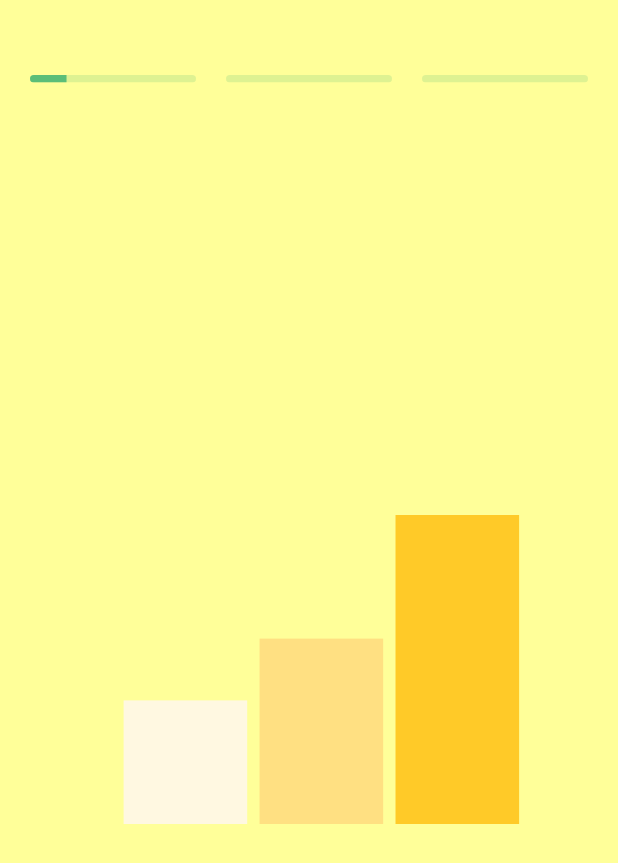
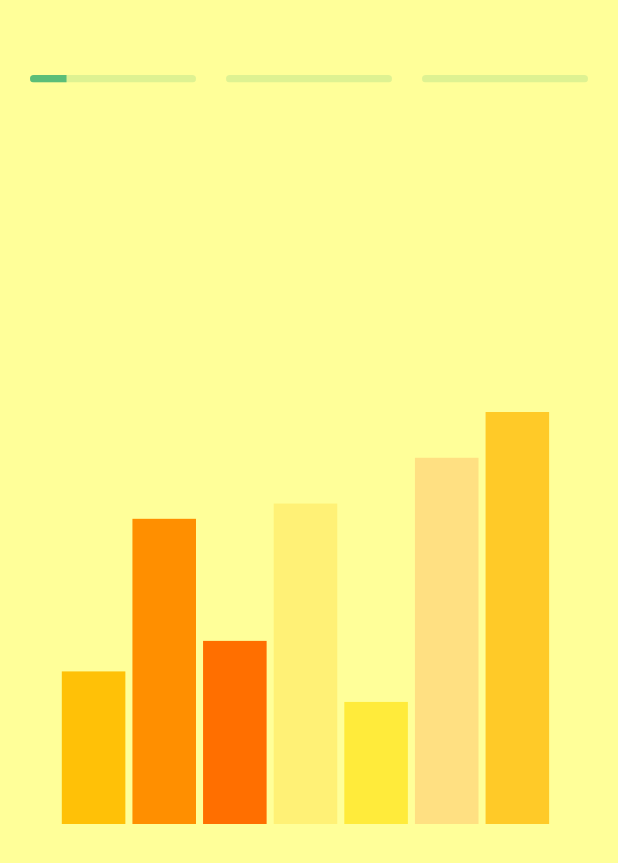
Before and after one commit to havkaweight/mobile, a Flutter app: the screen it shows after launch, after a tap on "Get Started", on a phone screen of 412 x 824 dp. Shown: the top 863 px of the screen. Run offline on Flutter 3.47's test engine with Material 2 defaults, Android fonts, the light colour scheme and no system bars; our stand-ins replace charts_flutter, dio, firebase_auth, firebase_core, flutter_secure_storage, font_awesome_flutter and 5 more; missing offline and left inert: dart:html, dio_http_cache, flutter_driver, flutter_reactive_ble, qr_code_scanner; accounts and stored records are empty; network calls fail.

Commit message:
Added draft of bar chart

```diff
--- a/lib/ui/screens/onboarding_screens.dart
+++ b/lib/ui/screens/onboarding_screens.dart
@@ -26,36 +26,21 @@ class _OnboardingScreen1State extends State<OnboardingScreen1> {
   void initState() {
     super.initState();
     data = [
-      DataItem(0.2, "Protein", Colors.amber[50]!),
-      DataItem(0.3, "Fat", Colors.amber[200]!),
-      DataItem(0.5, "Carbs", Colors.amber[400]!),
+      DataItem(100, "Monday", Colors.amber[500]!),
+      DataItem(200, "Tuesday", Colors.amber[800]!),
+      DataItem(120, "Wednesday", Colors.amber[900]!),
+      DataItem(210, "Thursday", Colors.yellow[300]!),
+      DataItem(80, "Friday", Colors.yellow[500]!),
+      DataItem(240, "Saturday", Colors.amber[200]!),
+      DataItem(270, "Sunday", Colors.amber[400]!),
     ];
     int n = 0;
     Timer.periodic(const Duration(seconds: 1), (timer) {
       if(n > 3) {
         timer.cancel();
-        return;
       }
-      const int milliseconds = 10;
-      final double firstRandom = Random().nextDouble();
-      final double secondRandom = (1 - firstRandom) * Random().nextDouble();
-      final double last = 1 - firstRandom - secondRandom;
-      Timer.periodic(const Duration(milliseconds: milliseconds), (timer) {
-        final double prevFirstRandom = data[0].value;
-        final double prevSecondRandom = data[1].value;
-        final double prevLast = data[2].value;
-        final double tempFirstRandom = (firstRandom - prevFirstRandom) * 1.0 / milliseconds;
-        final double tempSecondRandom = (secondRandom - prevSecondRandom) * 1.0 / milliseconds;
-        final double tempLast = (last - prevLast) * 1.0 / milliseconds;
-        if([firstRandom-prevFirstRandom, secondRandom-prevSecondRandom, last-prevLast].reduce(max) < 0.01) {
-          timer.cancel();
-          return;
-        }
-        setState(() {
-          data = [DataItem(prevFirstRandom + tempFirstRandom, "Protein", Colors.amber[50]!)];
-          data.add(DataItem(prevSecondRandom + tempSecondRandom, "Fat", Colors.amber[200]!));
-          data.add(DataItem(prevLast + tempLast, "Carbs", Colors.amber[400]!));
-        });
+      setState(() {
+        data.insert(0, DataItem(Random().nextInt(100) + 100, 'label', Colors.amber[500]!));
       });
       n ++;
     });
@@ -160,16 +145,10 @@ class _OnboardingScreen3State extends State<OnboardingScreen3> {
     mockDataPoints = [
       DataPoint(0, 0)
     ];
-
-    Timer.periodic(const Duration(milliseconds: 40), (timer) {
-      if(mockDataPoints.last.dx > 200) {
-        timer.cancel();
-        return;
-      }
-      setState(() {
-        mockDataPoints.add(DataPoint(mockDataPoints.last.dx+5, mockDataPoints.last.dy + (Random().nextDouble()*2-1)*10));
-      });
-    });
+    for (int i = 0; i < 30; i++) {
+      mockDataPoints.add(DataPoint(mockDataPoints.last.dx + 5,
+          mockDataPoints.last.dy + (Random().nextDouble() * 2 - 1) * 10));
+    }
   }
 
   @override
--- a/lib/ui/widgets/bar_chart.dart
+++ b/lib/ui/widgets/bar_chart.dart
@@ -10,26 +10,23 @@ class HavkaBarChart extends CustomPainter {
   final List<DataItem> data;
   HavkaBarChart(this.data);
 
-  final linePaint = Paint()
-    ..strokeWidth = 3
-    ..style = PaintingStyle.stroke
-    ..color = Colors.white;
-
   @override
   void paint(Canvas canvas, Size size) {
-    final center = Offset(size.width / 2.0, size.height / 2.0);
-    double left = size.width*0.2;
+    double left = size.width * 0.1;
+    final double maxValue = data.map((di) => di.value).reduce(max);
+    final int valuesCount = data.length;
+    final double barWidth = (size.width - 2 * left) / valuesCount;
     for(final di in data) {
-      final height = di.value * size.height/2.0;
-      final rect = Rect.fromLTWH(left, size.height/1.5, size.width*0.2, -height);
+      final height = di.value / maxValue * size.height / 3.0;
+      final rect = Rect.fromLTWH(left, size.height/1.5, barWidth*0.9, -height);
       final paint = Paint()
         ..style = PaintingStyle.fill
         ..color = di.color;
       canvas.drawRect(rect, paint);
-      left += size.width*0.22;
+      left += barWidth;
     }
   }
 
   @override
-  bool shouldRepaint(covariant CustomPainter oldDelegate) => true;
+  bool shouldRepaint(covariant HavkaBarChart oldDelegate) => true;
 }
```
Also changed, not shown: lib/ui/widgets/line_chart.dart (+20 -8 lines).
